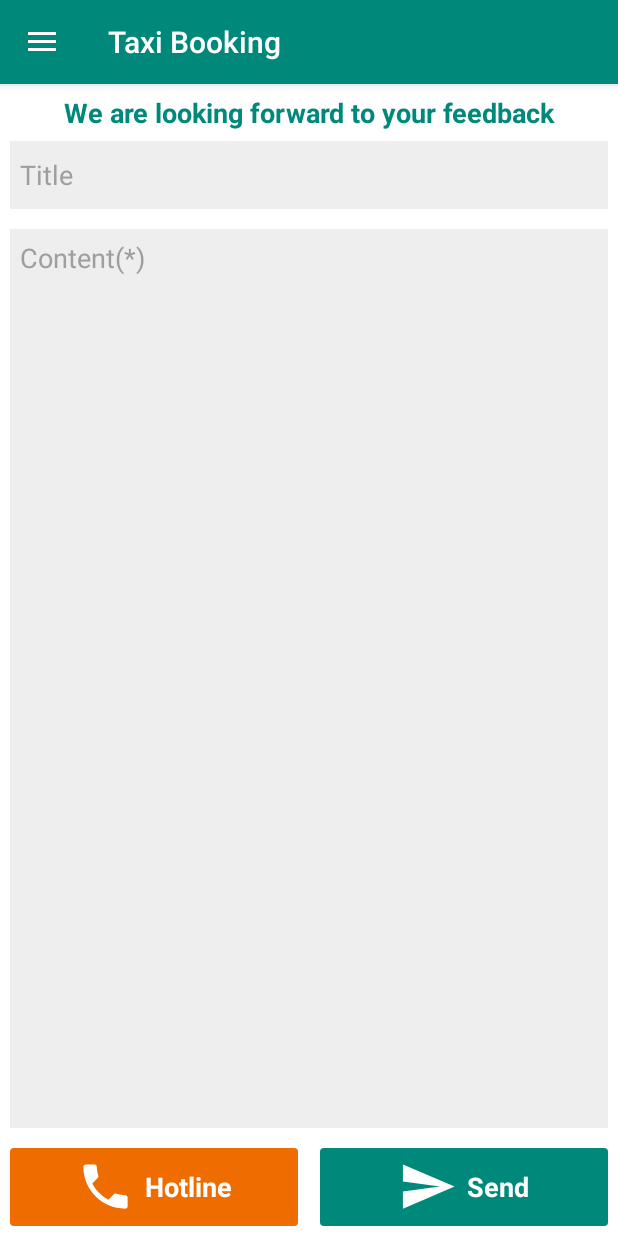
After one commit to linhdq/Taxi247, an Android app: the fragment FeedbackFragment placed in its activity, on a phone screen of 412 x 824 dp. The commit adds this screen. Run offline under Robolectric (Android 15) with nearby library versions, the phone set to English and light mode, and no system bars; our stand-ins replace CircleImageView, sdp/ssp sizes.

Commit message:
add Feedback function

```diff
--- a/app/src/main/AndroidManifest.xml
+++ b/app/src/main/AndroidManifest.xml
@@ -1,6 +1,8 @@
 <?xml version="1.0" encoding="utf-8"?>
 <manifest xmlns:android="http://schemas.android.com/apk/res/android"
     package="com.example.linhdq.taxi">
+    <uses-permission android:name="android.permission.READ_PHONE_STATE"/>
+    <uses-permission android:name="android.permission.CALL_PHONE"/>
 
     <application
         android:name=".Application"
@@ -22,7 +24,7 @@
         <activity android:name=".activity.RegisterActivity" />
         <activity
             android:name=".activity.HomeActivity"
-            android:theme="@style/AppTheme.NoActionBar"></activity>
+            android:theme="@style/AppTheme.NoActionBar"/>
     </application>
 
 </manifest>
--- a/app/src/main/java/com/example/linhdq/taxi/adapter/ListDrawerItemAdapter.java
+++ b/app/src/main/java/com/example/linhdq/taxi/adapter/ListDrawerItemAdapter.java
@@ -22,7 +22,6 @@ public class ListDrawerItemAdapter extends BaseAdapter {
     private Context context;
     private LayoutInflater inflater;
     private ObjectDrawerItem list[];
-    private View firstView;
 
     public ListDrawerItemAdapter(Context context, ObjectDrawerItem[] objects) {
         this.context = context;
@@ -57,16 +56,14 @@ public class ListDrawerItemAdapter extends BaseAdapter {
             ObjectDrawerItem obj = list[position];
             imvIcon.setImageResource(obj.getIcon());
             txtName.setText(obj.getName());
-            if (position == 0) {
+            if (obj.isSelected()) {
                 (view.findViewById(R.id.item_view)).setBackgroundColor(
                         context.getResources().getColor(R.color.orange_800));
-                firstView = view;
+            } else {
+                (view.findViewById(R.id.item_view)).setBackgroundColor(
+                        context.getResources().getColor(R.color.transparent_100));
             }
         }
         return view;
     }
-
-    public View getFirstView() {
-        return firstView;
-    }
 }
--- /dev/null
+++ b/app/src/main/java/com/example/linhdq/taxi/fragment/FeedbackFragment.java
@@ -0,0 +1,151 @@
+package com.example.linhdq.taxi.fragment;
+
+import android.content.Context;
+import android.content.Intent;
+import android.net.Uri;
+import android.os.Bundle;
+import android.support.annotation.Nullable;
+import android.support.v4.app.Fragment;
+import android.telephony.TelephonyManager;
+import android.text.Editable;
+import android.text.TextWatcher;
+import android.view.LayoutInflater;
+import android.view.View;
+import android.view.ViewGroup;
+import android.widget.EditText;
+import android.widget.LinearLayout;
+import android.widget.Toast;
+
+import com.example.linhdq.taxi.R;
+
+/**
+ * Created by LinhDQ on 12/21/16.
+ */
+
+public class FeedbackFragment extends Fragment implements View.OnClickListener {
+    //view
+    private EditText edtTitle;
+    private EditText edtContent;
+    private LinearLayout btnHotline;
+    private LinearLayout btnSend;
+    //
+    private Context context;
+    //
+    private String title;
+    private String content;
+
+    @Nullable
+    @Override
+    public View onCreateView(LayoutInflater inflater, @Nullable ViewGroup container, @Nullable Bundle savedInstanceState) {
+        View view = inflater.inflate(R.layout.fragment_feedback, container, false);
+
+        //init
+        init(view);
+        addListener();
+
+        return view;
+    }
+
+    @Override
+    public void onResume() {
+        super.onResume();
+        //
+        btnHotline.setEnabled(true);
+    }
+
+    private void init(View view) {
+        //view
+        edtTitle = (EditText) view.findViewById(R.id.edt_feedback_title);
+        edtContent = (EditText) view.findViewById(R.id.edt_feedback_content);
+        btnHotline = (LinearLayout) view.findViewById(R.id.layout_btn_hotline);
+        btnSend = (LinearLayout) view.findViewById(R.id.layout_btn_send);
+        //
+        context = view.getContext();
+    }
+
+    private void addListener() {
+        btnHotline.setOnClickListener(this);
+        btnSend.setOnClickListener(this);
+        edtTitle.addTextChangedListener(new TextWatcher() {
+            @Override
+            public void beforeTextChanged(CharSequence charSequence, int i, int i1, int i2) {
+
+            }
+
+            @Override
+            public void onTextChanged(CharSequence charSequence, int i, int i1, int i2) {
+                title = edtTitle.getText().toString().trim();
+                edtTitle.setHintTextColor(getResources().getColor(R.color.grey_500));
+            }
+
+            @Override
+            public void afterTextChanged(Editable editable) {
+
+            }
+
+        });
+        edtContent.addTextChangedListener(new TextWatcher() {
+            @Override
+            public void beforeTextChanged(CharSequence charSequence, int i, int i1, int i2) {
+
+            }
+
+            @Override
+            public void onTextChanged(CharSequence charSequence, int i, int i1, int i2) {
+                content = edtContent.getText().toString().trim();
+                edtContent.setHintTextColor(getResources().getColor(R.color.grey_500));
+            }
+
+            @Override
+            public void afterTextChanged(Editable editable) {
+
+            }
+        });
+    }
+
+    private boolean dataValidation() {
+        if (title == null || title.toCharArray().length == 0) {
+            edtTitle.setHintTextColor(getResources().getColor(R.color.red_600));
+            return false;
+        }
+        if (content == null || content.toCharArray().length == 0) {
+            edtContent.setHintTextColor(getResources().getColor(R.color.red_600));
+            return false;
+        }
+        return true;
+    }
+
+    private void callAction(String phoneNumber) {
+        if (((TelephonyManager) getContext().getSystemService(Context.TELEPHONY_SERVICE)).getPhoneType()
+                != TelephonyManager.PHONE_TYPE_NONE) {
+            Intent intent = new Intent(Intent.ACTION_CALL, Uri.parse("tel:" + phoneNumber));
+            try {
+                startActivity(intent);
+            } catch (android.content.ActivityNotFoundException ex) {
+                Toast.makeText(context, "Error", Toast.LENGTH_SHORT).show();
+            }
+        }else{
+
+        }
+    }
+
+    @Override
+    public void onClick(View view) {
+        switch (view.getId()) {
+            case R.id.layout_btn_hotline:
+                btnHotline.setEnabled(false);
+                callAction("900");
+                break;
+            case R.id.layout_btn_send:
+                //do something
+                if (dataValidation()) {
+                    Toast.makeText(context, getResources().getString(R.string.send_feedback_result), Toast.LENGTH_SHORT).show();
+                    edtTitle.setText("");
+                    edtContent.setText("");
+                }
+                break;
+            default:
+                break;
+        }
+    }
+}
--- a/app/src/main/java/com/example/linhdq/taxi/model/ObjectDrawerItem.java
+++ b/app/src/main/java/com/example/linhdq/taxi/model/ObjectDrawerItem.java
@@ -7,10 +7,12 @@ package com.example.linhdq.taxi.model;
 public class ObjectDrawerItem {
     private int icon;
     private String name;
+    private boolean isSelected;
 
-    public ObjectDrawerItem(int icon, String name) {
+    public ObjectDrawerItem(int icon, String name, boolean isSelected) {
         this.icon = icon;
         this.name = name;
+        this.isSelected = isSelected;
     }
 
     public int getIcon() {
@@ -28,4 +30,12 @@ public class ObjectDrawerItem {
     public void setName(String name) {
         this.name = name;
     }
+
+    public boolean isSelected() {
+        return isSelected;
+    }
+
+    public void setSelected(boolean selected) {
+        isSelected = selected;
+    }
 }
--- /dev/null
+++ b/app/src/main/res/drawable/ic_send.xml
@@ -0,0 +1,9 @@
+<vector xmlns:android="http://schemas.android.com/apk/res/android"
+        android:width="48dp"
+        android:height="48dp"
+        android:viewportWidth="24.0"
+        android:viewportHeight="24.0">
+    <path
+        android:pathData="M2.01,21L23,12 2.01,3 2,10l15,2 -15,2z"
+        android:fillColor="#000000"/>
+</vector>
--- a/app/src/main/res/layout/app_bar_home.xml
+++ b/app/src/main/res/layout/app_bar_home.xml
@@ -6,6 +6,11 @@
     android:layout_height="match_parent"
     android:fitsSystemWindows="true"
     tools:context="com.example.linhdq.taxi.activity.HomeActivity">
+
+    <LinearLayout
+        android:layout_width="match_parent"
+        android:layout_height="match_parent"
+        android:orientation="vertical">
 
         <android.support.design.widget.AppBarLayout
             android:layout_width="match_parent"
@@ -21,6 +26,11 @@
 
         </android.support.design.widget.AppBarLayout>
 
-    <include layout="@layout/content_home" />
+        <FrameLayout
+            android:id="@+id/layout_home_container"
+            android:layout_width="match_parent"
+            android:layout_height="match_parent" />
+    </LinearLayout>
+
 
 </android.support.design.widget.CoordinatorLayout>
--- /dev/null
+++ b/app/src/main/res/layout/fragment_feedback.xml
@@ -0,0 +1,122 @@
+<?xml version="1.0" encoding="utf-8"?>
+<RelativeLayout xmlns:android="http://schemas.android.com/apk/res/android"
+    android:layout_width="match_parent"
+    android:layout_height="match_parent"
+    android:background="@color/white"
+    android:padding="@dimen/_5sdp"
+    >
+    <TextView
+        android:layout_width="match_parent"
+        android:layout_height="wrap_content"
+        android:text="@string/feedback_mess"
+        android:textColor="@color/teal_600"
+        android:gravity="center"
+        android:textSize="@dimen/_14sdp"
+        android:textStyle="bold"
+        android:id="@+id/txt_mess"
+        />
+
+    <EditText
+        android:layout_width="match_parent"
+        android:layout_height="@dimen/_35sdp"
+        android:background="@color/grey_200"
+        android:layout_marginTop="@dimen/_5sdp"
+        android:gravity="center_vertical"
+        android:paddingLeft="@dimen/_5sdp"
+        android:paddingRight="@dimen/_5sdp"
+        android:hint="@string/title"
+        android:textSize="@dimen/_14sdp"
+        android:maxLines="1"
+        android:ellipsize="end"
+        android:inputType="text"
+        android:textColor="@color/grey_900"
+        android:textColorHint="@color/grey_500"
+        android:layout_below="@id/txt_mess"
+        android:id="@+id/edt_feedback_title"
+        android:textCursorDrawable="@drawable/custom_cursor_edittext"
+        />
+
+    <View
+        android:layout_width="1dp"
+        android:layout_height="@dimen/_40sdp"
+        android:id="@+id/view_"
+        android:layout_alignParentBottom="true"
+        android:layout_centerHorizontal="true"
+        android:layout_marginTop="@dimen/_10sdp"
+        />
+
+    <EditText
+        android:layout_width="match_parent"
+        android:layout_height="match_parent"
+        android:background="@color/grey_200"
+        android:layout_marginTop="@dimen/_10sdp"
+        android:hint="@string/feedback_content"
+        android:textSize="@dimen/_14sdp"
+        android:ellipsize="end"
+        android:inputType="textMultiLine"
+        android:gravity="start"
+        android:padding="@dimen/_5sdp"
+        android:textColor="@color/grey_900"
+        android:textColorHint="@color/grey_500"
+        android:textCursorDrawable="@drawable/custom_cursor_edittext"
+        android:layout_below="@id/edt_feedback_title"
+        android:id="@+id/edt_feedback_content"
+        android:layout_above="@id/view_"
+        />
+
+    <LinearLayout
+        android:layout_width="match_parent"
+        android:layout_height="@dimen/_40sdp"
+        android:orientation="horizontal"
+        android:gravity="center"
+        android:background="@drawable/custom_button_activation_code"
+        android:id="@+id/layout_btn_hotline"
+        android:layout_alignParentBottom="true"
+        android:layout_toLeftOf="@id/view_"
+        android:layout_marginRight="@dimen/_5sdp"
+        >
+        <ImageView
+            android:layout_width="@dimen/_30sdp"
+            android:layout_height="@dimen/_30sdp"
+            android:src="@drawable/ic_call"
+            android:tint="@color/white"
+            />
+        <TextView
+            android:layout_width="wrap_content"
+            android:layout_height="wrap_content"
+            android:text="@string/hotline"
+            android:textSize="@dimen/_14sdp"
+            android:textStyle="bold"
+            android:textColor="@color/white"
+            android:layout_marginLeft="@dimen/_5sdp"
+            />
+    </LinearLayout>
+
+    <LinearLayout
+        android:layout_width="match_parent"
+        android:layout_height="@dimen/_40sdp"
+        android:orientation="horizontal"
+        android:gravity="center"
+        android:background="@drawable/custom_button_register"
+        android:id="@+id/layout_btn_send"
+        android:layout_alignParentBottom="true"
+        android:layout_toRightOf="@id/view_"
+        android:layout_marginLeft="@dimen/_5sdp"
+        >
+        <ImageView
+            android:layout_width="@dimen/_30sdp"
+            android:layout_height="@dimen/_30sdp"
+            android:src="@drawable/ic_send"
+            android:tint="@color/white"
+            />
+        <TextView
+            android:layout_width="wrap_content"
+            android:layout_height="wrap_content"
+            android:text="@string/send_feedback"
+            android:textSize="@dimen/_14sdp"
+            android:textStyle="bold"
+            android:textColor="@color/white"
+            android:layout_marginLeft="@dimen/_5sdp"
+            />
+    </LinearLayout>
+</RelativeLayout>
--- a/app/src/main/res/values/colors.xml
+++ b/app/src/main/res/values/colors.xml
@@ -4,6 +4,7 @@
     <color name="colorPrimaryDark">@color/teal_600</color>
     <color name="colorAccent">@color/teal_600</color>
     <color name="white">#FFFFFF</color>
+    <color name="grey_200">#EEEEEE</color>
     <color name="grey_500">#9E9E9E</color>
     <color name="grey_600">#757575</color>
     <color name="grey_700">#616161</color>
--- a/app/src/main/res/values/strings.xml
+++ b/app/src/main/res/values/strings.xml
@@ -31,6 +31,11 @@
     <string name="title_activity_home">HomeActivity</string>
     <string name="navigation_drawer_open">Open navigation drawer</string>
     <string name="navigation_drawer_close">Close navigation drawer</string>
-
     <string name="action_settings">Settings</string>
+    <string name="feedback_mess">We are looking forward to your feedback</string>
+    <string name="title">Title</string>
+    <string name="feedback_content">Content(*)</string>
+    <string name="send_feedback">Send</string>
+    <string name="hotline">Hotline</string>
+    <string name="send_feedback_result">Your feedback has been sent. Thank you!</string>
 </resources>
```
Also changed, not shown: app/src/main/java/com/example/linhdq/taxi/activity/HomeActivity.java (+62 -32 lines), app/src/main/res/layout/content_home.xml (deleted, +0 -16 lines), 2 other files. Lines whose indentation alone changed are shown as unchanged.
